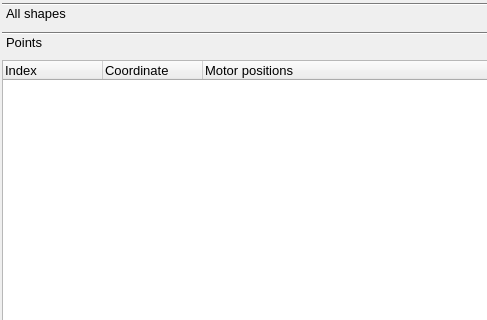
The window that Bricks/widgets/ui_files/Qt4_graphics_manager_layout.ui (mxcube/mxcubeqt) describes before a commit, drawn with Qt 5; both pictures show x 0 to 487 and y 0 to 320 of the 916 by 406 pixel window.
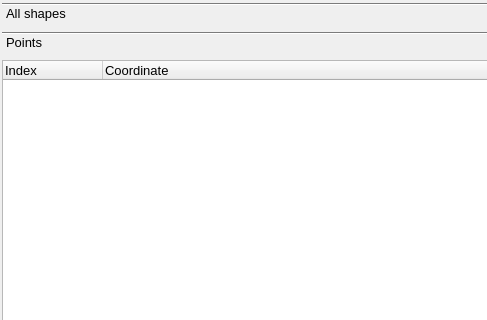
The same window after the commit. Icons and pictures are not drawn.

The edit to the form file:
```diff
--- a/Bricks/widgets/ui_files/Qt4_graphics_manager_layout.ui
+++ b/Bricks/widgets/ui_files/Qt4_graphics_manager_layout.ui
@@ -284,11 +284,6 @@
            <string>Coordinate</string>
           </property>
          </column>
-         <column>
-          <property name="text">
-           <string>Motor positions</string>
-          </property>
-         </column>
         </widget>
        </item>
        <item row="1" column="0">
```
Left out of the diff: 3 changed lines with no effect on the pictures.
